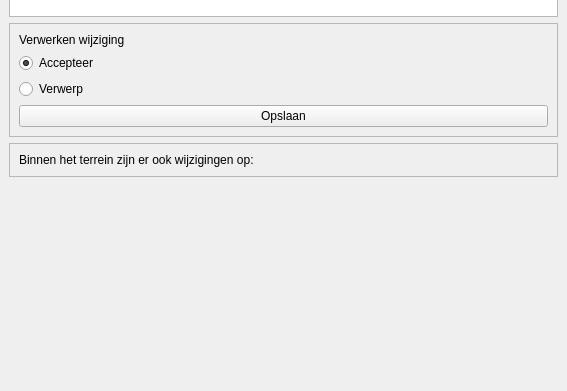
This is plugin/oiv/werkvoorraad/oiv_werkvoorraad_widget.ui in OIV-NL-QGIS/QGIS_project as Qt 5 draws it before an edit; both pictures show x 0 to 567 and y 348 to 739 of the 567 by 739 pixel window. The edited form follows.
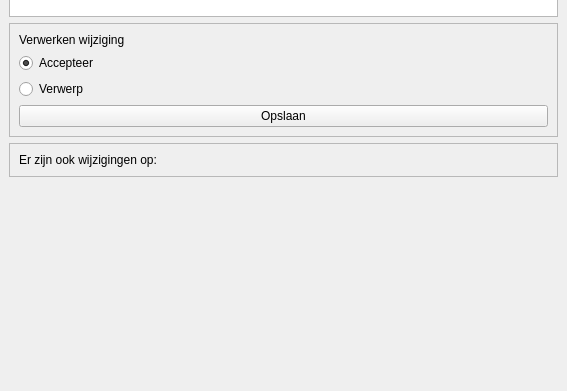
This is the edited form. Icons and pictures are not drawn.

Patch:
```diff
--- a/plugin/oiv/werkvoorraad/oiv_werkvoorraad_widget.ui
+++ b/plugin/oiv/werkvoorraad/oiv_werkvoorraad_widget.ui
@@ -31,8 +31,6 @@
   <widget class="QWidget" name="dockWidgetContents">
    <layout class="QVBoxLayout" name="verticalLayout_2">
     <item>
-     <layout class="QVBoxLayout" name="verticalLayout">
-      <item>
        <widget class="QPushButton" name="btn_terug">
         <property name="text">
          <string>Terug</string>
@@ -40,6 +38,8 @@
        </widget>
       </item>
       <item>
+     <layout class="QVBoxLayout" name="verticalLayout">
+      <item>
        <widget class="QLabel" name="label">
         <property name="sizePolicy">
          <sizepolicy hsizetype="Minimum" vsizetype="Fixed">
@@ -205,7 +205,7 @@
          <item>
           <widget class="QLabel" name="label_3">
            <property name="text">
-            <string>Binnen het terrein zijn er ook wijzigingen op:</string>
+            <string>Er zijn ook wijzigingen op:</string>
            </property>
           </widget>
          </item>
```
Left out of the diff: 9 changed lines with no effect on the pictures. Lines whose indentation alone changed are shown as unchanged.
